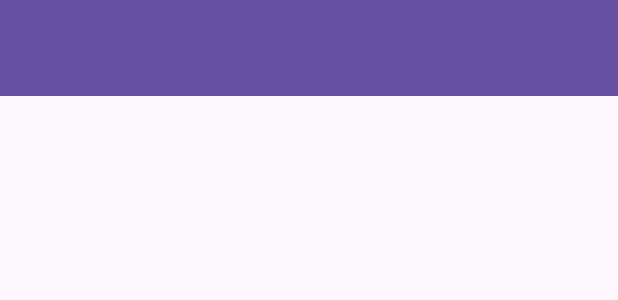
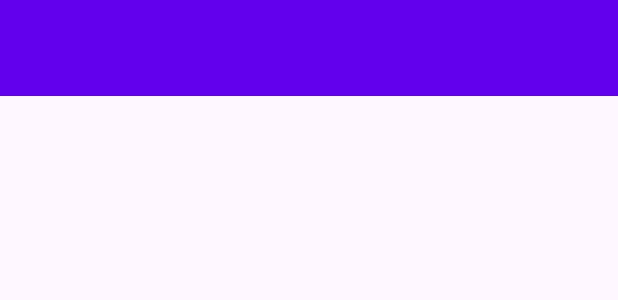
Before and after one commit to NileshWal/PracticeRepo, an Android app built with Jetpack Compose: the layout activity_main.xml on its own in the app's theme, with its tools: preview values and no code run, on a phone screen of 412 x 824 dp. Shown: the top 300 px of the screen. Run offline under Robolectric (Android 15) with nearby library versions, the phone set to English and light mode, and no system bars; network calls fail.

```diff
--- a/app/build.gradle.kts
+++ b/app/build.gradle.kts
@@ -46,6 +46,7 @@ android {
     buildFeatures {
         viewBinding = true
         compose = true
+        buildConfig = true
     }
 }
 
--- a/app/src/main/java/com/nilesh/practiceapps/ui/activity/SplashActivity.kt
+++ b/app/src/main/java/com/nilesh/practiceapps/ui/activity/SplashActivity.kt
@@ -15,8 +15,8 @@ class SplashActivity : AppCompatActivity() {
         setContentView(R.layout.activity_splash)
 
         Handler(Looper.getMainLooper()).postDelayed({
-            //startActivity(Intent(this, ComposeActivity::class.java))
-            startActivity(Intent(this, MainActivity::class.java))
+            startActivity(Intent(this, ComposeActivity::class.java))
+            //startActivity(Intent(this, MainActivity::class.java))
             finish()
         }, 3000)
     }
--- a/app/src/main/java/com/nilesh/practiceapps/ui/composeviews/UserDetailScreen.kt
+++ b/app/src/main/java/com/nilesh/practiceapps/ui/composeviews/UserDetailScreen.kt
@@ -20,7 +20,7 @@ fun UserDetailScreen(navController: NavController, userData: ResponseClass.UserD
     ConstraintLayout(
         modifier = Modifier
             .fillMaxSize()
-            .background(color = Color.Cyan)
+            .background(color = Color.Gray)
     ) {
 
         val (cardIdTitleView, cardIdTextView, cardUserIdTitleView, cardUserIdTextView,
--- a/app/src/main/res/layout/activity_main.xml
+++ b/app/src/main/res/layout/activity_main.xml
@@ -1,5 +1,43 @@
 <?xml version="1.0" encoding="utf-8"?>
-<LinearLayout xmlns:android="http://schemas.android.com/apk/res/android"
+<androidx.drawerlayout.widget.DrawerLayout xmlns:android="http://schemas.android.com/apk/res/android"
+    xmlns:app="http://schemas.android.com/apk/res-auto"
+    android:id="@+id/drawer_layout"
+    android:layout_width="match_parent"
+    android:layout_height="match_parent">
+
+    <!-- MAIN CONTENT -->
+    <LinearLayout
+        android:layout_width="match_parent"
+        android:layout_height="match_parent"
+        android:orientation="vertical">
+
+        <androidx.appcompat.widget.Toolbar
+            android:id="@+id/toolbar"
+            android:layout_width="match_parent"
+            android:layout_height="?attr/actionBarSize"
+            android:background="@color/purple_500"
+            android:fitsSystemWindows="true"
+            app:theme="@style/ThemeOverlay.AppCompat.Dark.ActionBar" />
+
+        <FrameLayout
+            android:id="@+id/fragmentContainer"
+            android:layout_width="match_parent"
+            android:layout_height="match_parent" />
+
+    </LinearLayout>
+
+    <!-- NAV DRAWER -->
+    <com.google.android.material.navigation.NavigationView
+        android:id="@+id/navigationView"
+        android:layout_width="wrap_content"
+        android:layout_height="match_parent"
+        android:layout_gravity="start"
+        android:layout_marginTop="?attr/actionBarSize"
+        app:menu="@menu/navigation_menu" />
+
+</androidx.drawerlayout.widget.DrawerLayout>
+
+    <!--<LinearLayout xmlns:android="http://schemas.android.com/apk/res/android"
         xmlns:app="http://schemas.android.com/apk/res-auto"
         xmlns:tools="http://schemas.android.com/tools"
         android:layout_width="match_parent"
@@ -12,7 +50,7 @@
             layout="@layout/toolbar" />
 
         <androidx.drawerlayout.widget.DrawerLayout
-        android:id="@+id/my_drawer_layout"
+            android:id="@+id/drawer_layout"
             android:layout_width="match_parent"
             android:layout_height="match_parent">
 
@@ -30,11 +68,10 @@
 
         </androidx.drawerlayout.widget.DrawerLayout>
 
-</LinearLayout>
+    </LinearLayout>-->
 
     <!--Navigation component-->
-    <!--
-    <androidx.drawerlayout.widget.DrawerLayout xmlns:android="http://schemas.android.com/apk/res/android"
+    <!--<androidx.drawerlayout.widget.DrawerLayout xmlns:android="http://schemas.android.com/apk/res/android"
         xmlns:app="http://schemas.android.com/apk/res-auto"
         xmlns:tools="http://schemas.android.com/tools"
         android:id="@+id/drawer_layout"
--- a/app/src/main/res/layout/app_bar_main.xml
+++ b/app/src/main/res/layout/app_bar_main.xml
@@ -19,6 +19,6 @@
 
     </com.google.android.material.appbar.AppBarLayout>
 
-    <include layout="@layout/content_main" />
+    <include android:id="@+id/content_main" layout="@layout/content_main" />
 
 </androidx.coordinatorlayout.widget.CoordinatorLayout>
--- a/app/src/main/res/layout/toolbar.xml
+++ b/app/src/main/res/layout/toolbar.xml
@@ -3,8 +3,7 @@
     xmlns:app="http://schemas.android.com/apk/res-auto"
     android:id="@+id/toolbar"
     android:layout_width="match_parent"
-    android:layout_height="wrap_content"
-    android:background="?attr/colorPrimaryDark"
-    android:fitsSystemWindows="true"
-    android:minHeight="?attr/actionBarSize"
+    android:layout_height="?attr/actionBarSize"
+    android:background="@color/purple_500"
     app:theme="@style/ThemeOverlay.AppCompat.Dark.ActionBar" />
+    <!--android:fitsSystemWindows="true"-->
```
Also changed, not shown: app/src/main/AndroidManifest.xml (+4 -5 lines), app/src/main/java/com/nilesh/practiceapps/ui/activity/ComposeActivity.kt (+6 -1 lines), app/src/main/java/com/nilesh/practiceapps/ui/activity/MainActivity.kt (+29 -14 lines), app/src/main/java/com/nilesh/practiceapps/utils/LogUtils.kt (+7 -5 lines). Lines whose indentation alone changed are shown as unchanged.
